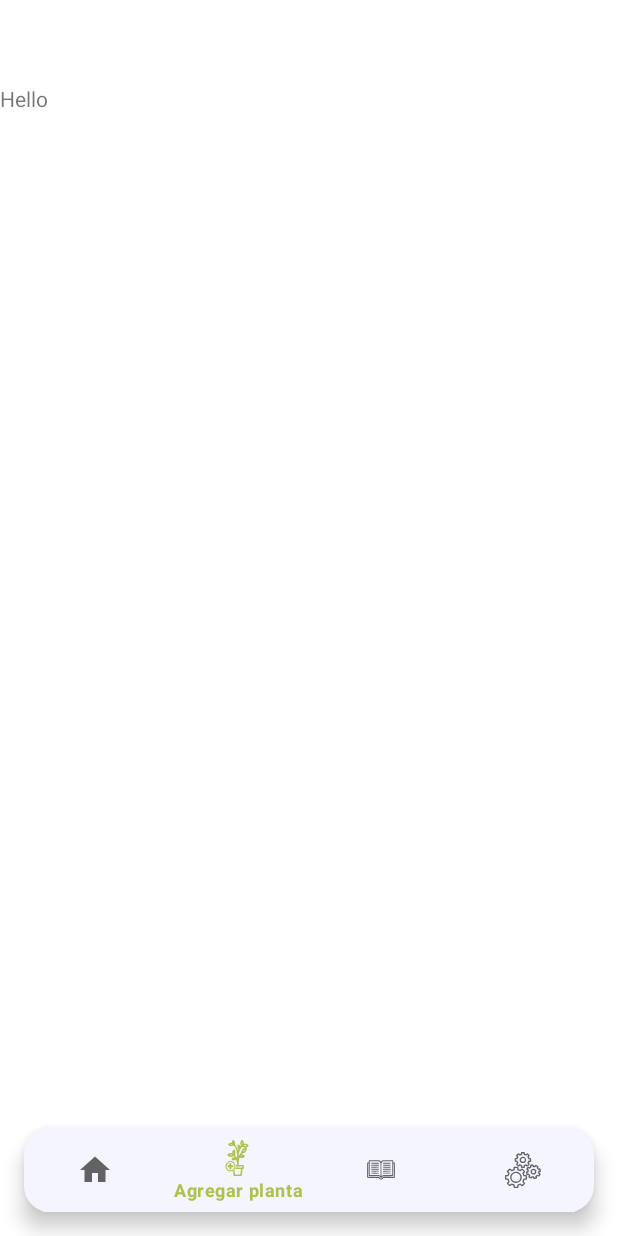
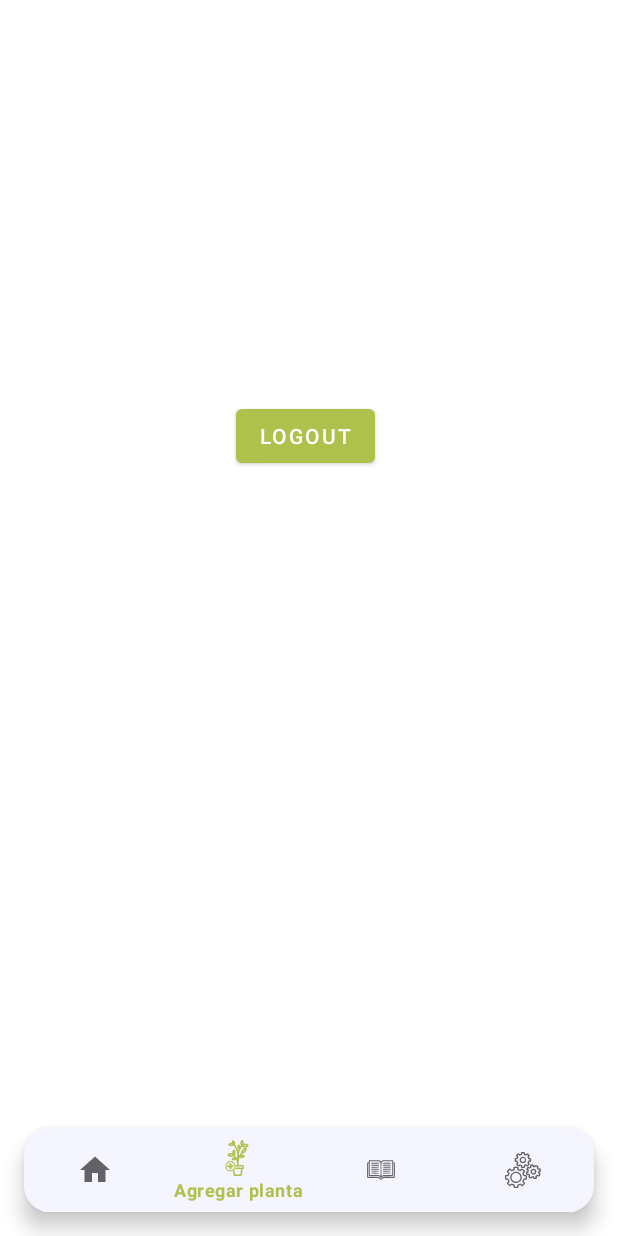
Before and after one commit to Brunox117/PlantifyBCR, an Android app: the AgregarPlantaFrag screen opened through its navigation route, on a phone screen of 412 x 824 dp. Run offline under Robolectric (Android 15) with nearby library versions, the phone set to English and light mode, and no system bars; our stand-ins replace navigation-ui; libraries missing offline, so code that uses them is left out: com.firebase.ui.

Commit message:
Ya se puede hacer login a la app, falta implementar el logout por un error(preguntar al profe)

```diff
--- a/app/src/main/AndroidManifest.xml
+++ b/app/src/main/AndroidManifest.xml
@@ -9,7 +9,7 @@
         android:roundIcon="@mipmap/ic_launcher_round"
         android:supportsRtl="true"
         android:theme="@style/Theme.PlantifyBCR">
-        <!--<activity
+        <activity
             android:name=".LoginApp"
             android:exported="true">
             <intent-filter>
@@ -17,7 +17,7 @@
 
                 <category android:name="android.intent.category.LAUNCHER" />
             </intent-filter>
-        </activity> /!-->
+        </activity>
         <activity
             android:name=".MainActivity"
             android:exported="true"
--- a/app/src/main/res/layout/agregar_planta_fragment.xml
+++ b/app/src/main/res/layout/agregar_planta_fragment.xml
@@ -1,13 +1,23 @@
 <?xml version="1.0" encoding="utf-8"?>
-<FrameLayout xmlns:android="http://schemas.android.com/apk/res/android"
+<androidx.constraintlayout.widget.ConstraintLayout xmlns:android="http://schemas.android.com/apk/res/android"
+    xmlns:app="http://schemas.android.com/apk/res-auto"
     xmlns:tools="http://schemas.android.com/tools"
+    android:id="@+id/frameLayout5"
     android:layout_width="match_parent"
     android:layout_height="match_parent"
     tools:context=".AgregarPlantaFrag">
 
-    <TextView
-        android:layout_width="match_parent"
-        android:layout_height="match_parent"
-        android:text="Hello" />
-
-</FrameLayout>
+    <Button
+        android:id="@+id/btnLogOut"
+        android:layout_width="wrap_content"
+        android:layout_height="wrap_content"
+        android:layout_marginStart="156dp"
+        android:layout_marginTop="192dp"
+        android:layout_marginEnd="161dp"
+        android:layout_marginBottom="491dp"
+        android:text="logOut"
+        app:layout_constraintBottom_toBottomOf="parent"
+        app:layout_constraintEnd_toEndOf="parent"
+        app:layout_constraintStart_toStartOf="parent"
+        app:layout_constraintTop_toTopOf="parent" />
+</androidx.constraintlayout.widget.ConstraintLayout>
```
Also changed, not shown: app/build.gradle (+3 -6 lines), app/src/main/java/mx/itesm/bcr/plantifybcr/AgregarPlantaFrag.kt (+26 -1 lines), app/src/main/java/mx/itesm/bcr/plantifybcr/LoginApp.kt (+61 -1 lines), app/src/main/res/layout/activity_login_app.xml (+16 -7 lines).
